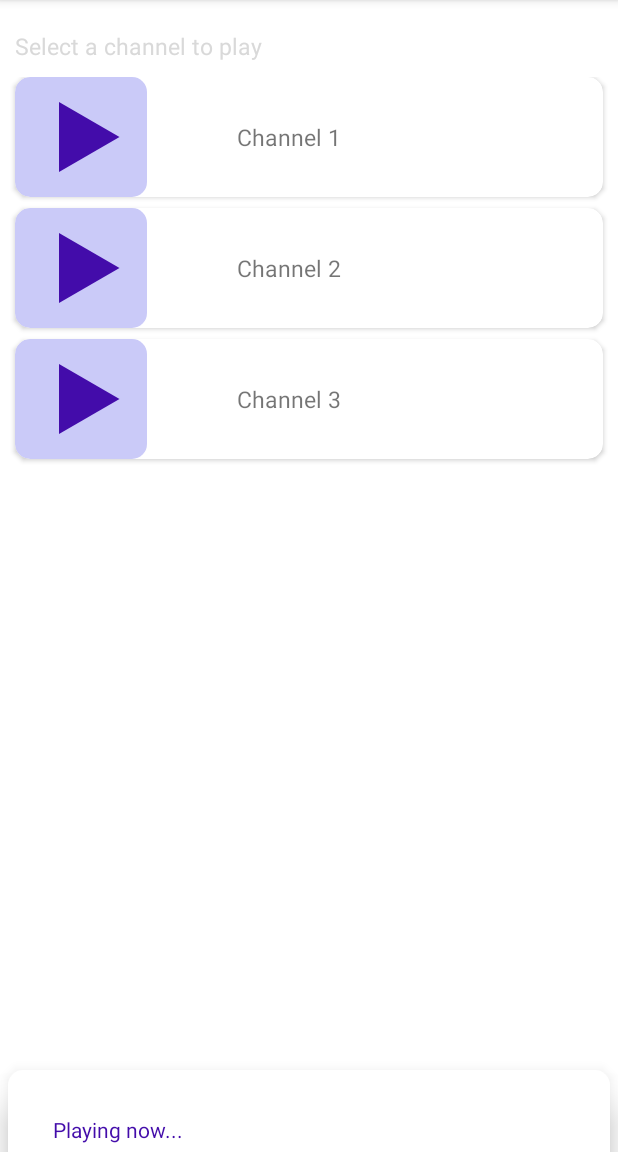
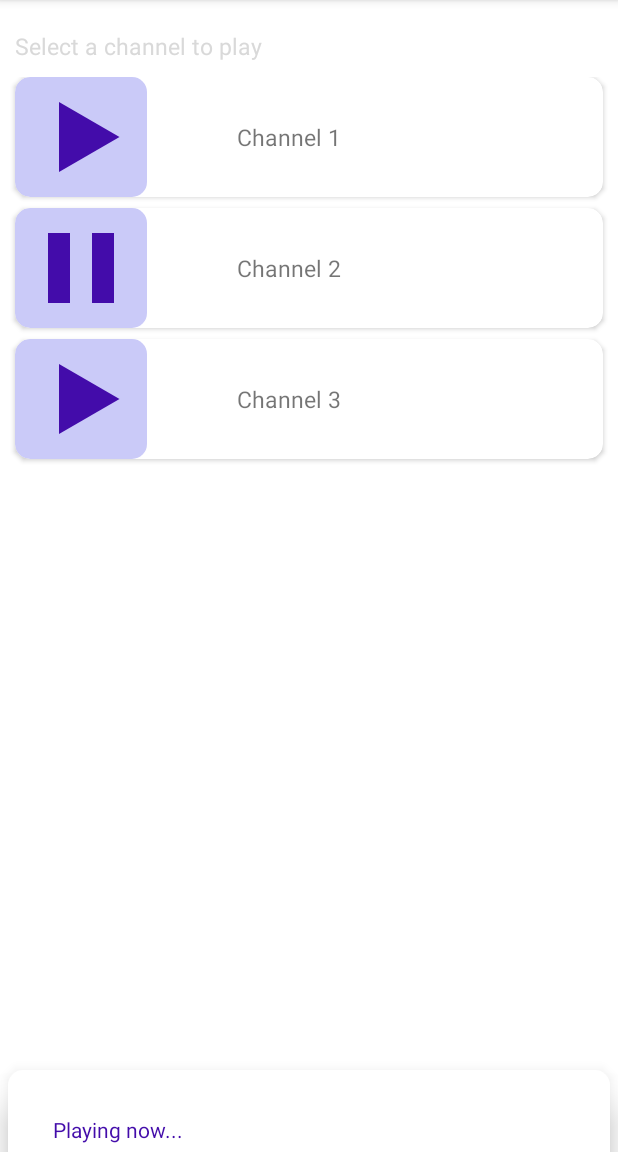
Before and after one commit to Pongo1/RealRadio, an Android app: the screen it shows after launch (MainActivity), after a tap on an icon or button, on a phone screen of 412 x 824 dp, the part 84-1236 px from its top. Run offline under Robolectric (Android 15) with nearby library versions, the phone set to English and light mode, and no system bars; our stand-ins replace Volley; 2 other taps on this screen came first.

Commit message:
user interaction with pause and play setup nicely, left one one funny funny bug about clicking the same channel three times...loool

```diff
--- a/app/src/main/java/com/pongo/agbaradio/ChannelAdapter.java
+++ b/app/src/main/java/com/pongo/agbaradio/ChannelAdapter.java
@@ -20,16 +20,19 @@ import java.util.ArrayList;
 import java.util.HashMap;
 
 /*
-* ChannelAdapter accepts the app Context, an ArrayList of Strings, and two textViews that can be found on the bottom
-* sheet of "active_main" layout
-* the TextViews are updated per the state of the media player that the "MessageStreamer" class uses
-* */
+ * ChannelAdapter accepts the app Context, an ArrayList of Strings, and two textViews that can be found on the bottom
+ * sheet of "active_main" layout
+ * the TextViews are updated per the state of the media player that the "MessageStreamer" class uses
+ * */
 public class ChannelAdapter extends RecyclerView.Adapter<ChannelAdapter.myHolder> {
   ArrayList<String[]> channels;
   Context context;
   TextView activeChannelItem, streamStatusItem;
+  Button currentlyPlayingButton = null; //the previously selected item
+  int clickRate  =0;
 
-  public ChannelAdapter(Context context, ArrayList<String[]> channels,TextView activeChannelItem, TextView streamStatusItem) {
+
+  public ChannelAdapter(Context context, ArrayList<String[]> channels, TextView activeChannelItem, TextView streamStatusItem) {
     this.channels = channels;
     this.context = context;
     this.activeChannelItem = activeChannelItem;
@@ -44,29 +47,54 @@ public class ChannelAdapter extends RecyclerView.Adapter<ChannelAdapter.myHolder
     return holder;
   }
 
+
+  public void switchButtonState() {
+    if (currentlyPlayingButton != null) {
+      //switch old button icon from pause to play
+      currentlyPlayingButton.setBackgroundResource(R.drawable.left_of_channel_card);
+    }
+  }
+
   @Override
   public void onBindViewHolder(@NonNull final ChannelAdapter.myHolder holder, final int position) {
-    final String url = channels.get(position)[1];
     holder.channelName.setText(channels.get(position)[0]);
     holder.playButton.setOnClickListener(new View.OnClickListener() {
       @Override
       public void onClick(View view) {
-//        Toast.makeText(context, url, Toast.LENGTH_SHORT).show();
-       streamContent(position);
+        switchButtonState();
+        streamContent(position, holder);
       }
     });
     holder.cardAsButton.setOnClickListener(new View.OnClickListener() {
       @Override
       public void onClick(View view) {
-//        Toast.makeText(context, url, Toast.LENGTH_SHORT).show();
-       streamContent(position);
+        switchButtonState();
+        streamContent(position, holder);
       }
     });
   }
 
-  public void streamContent(int pos) {
+  public void streamContent(int pos, ChannelAdapter.myHolder holder) {
+    if(currentlyPlayingButton!=null) {
+      //its not the first time, something has already been clicked
+      //if its the same button, leave the play icon there as it is,
+      //if it is not the same, put the pause icon ( NB: pause icon indicates that the currently selected is playing
+      if(currentlyPlayingButton == holder.playButton){
+
+
+        Toast.makeText(context, "Its the same button", Toast.LENGTH_SHORT).show();
+      }else{
+        holder.playButton.setBackgroundResource(R.drawable.pause_channel_card);
+      }
+
+    }else{
+      //means its the first time just put the pause icon
+      holder.playButton.setBackgroundResource(R.drawable.pause_channel_card);
+    }
+
+    currentlyPlayingButton = holder.playButton;
     String[] item = channels.get(pos);
-    MessageStreamer AGBAStreamer = new MessageStreamer(item[1],item[0],streamStatusItem);
+    MessageStreamer AGBAStreamer = new MessageStreamer(item[1], item[0], streamStatusItem);
     AGBAStreamer.prepareAndStart();
     activeChannelItem.setText(AGBAStreamer.channelName);
   }
--- a/app/src/main/java/com/pongo/agbaradio/MessageStreamer.java
+++ b/app/src/main/java/com/pongo/agbaradio/MessageStreamer.java
@@ -15,7 +15,7 @@ public class MessageStreamer {
   public String URL, channelName;
   String streamStatus =null;
   TextView streamStatusItem;
-  MediaPlayer mediaPlayer;
+  MediaPlayer mediaPlayer = new MediaPlayer();
   MessageStreamer(String URL, String channelName, TextView streamStatusItem){
     this.URL = URL;
     this.channelName = channelName;
@@ -23,12 +23,9 @@ public class MessageStreamer {
   }
 
   public void prepareAndStart(){
-    //Set media player to prepare ASYNC and update the stream status to be displayed to the user
-
-//    if(streamStatusItem != null){
-//      stopStream();
-//    } FIND A WAY TO STOP THE CURRENT BEFORE THE NEXT ONE STARTS
-    mediaPlayer = new MediaPlayer();
+    if(streamStatusItem != null){
+      mediaPlayer.stop();
+    }
     mediaPlayer.setAudioStreamType(AudioManager.STREAM_MUSIC);
     try {
       mediaPlayer.setDataSource(URL);
--- /dev/null
+++ b/app/src/main/res/drawable-v24/pause_channel_card.xml
@@ -0,0 +1,13 @@
+<?xml version="1.0" encoding="utf-8"?>
+<layer-list xmlns:android="http://schemas.android.com/apk/res/android">
+
+  <item>
+    <shape android:shape="rectangle">
+
+      <corners android:radius="10dp"></corners>
+      <solid android:color="@color/lightViolet"></solid>
+
+    </shape>
+  </item>
+  <item android:drawable="@drawable/pause_vector"></item>
+</layer-list>
--- /dev/null
+++ b/app/src/main/res/drawable/pause_vector.xml
@@ -0,0 +1,9 @@
+<vector xmlns:android="http://schemas.android.com/apk/res/android"
+        android:width="24dp"
+        android:height="24dp"
+        android:viewportWidth="24.0"
+        android:viewportHeight="24.0">
+    <path
+        android:fillColor="@color/playViolet"
+        android:pathData="M6,19h4L10,5L6,5v14zM14,5v14h4L18,5h-4z"/>
+</vector>
--- a/app/src/main/res/layout/activity_main.xml
+++ b/app/src/main/res/layout/activity_main.xml
@@ -51,7 +51,7 @@
       android:paddingLeft="30dp"
       android:paddingRight="30dp"
       android:textColor="@color/appViolet"
-      android:text="Playing now..."
+      android:text="Ready when you are"
       android:layout_width="match_parent"
       android:layout_height="wrap_content" />
     <TextView
@@ -60,7 +60,7 @@
       android:paddingLeft="30dp"
       android:paddingRight="30dp"
       android:id="@+id/active_channel"
-      android:text="Channel 1"
+      android:text="Not Channel Yet"
       android:layout_width="match_parent"
       android:layout_height="wrap_content" />
     <TextView
```
